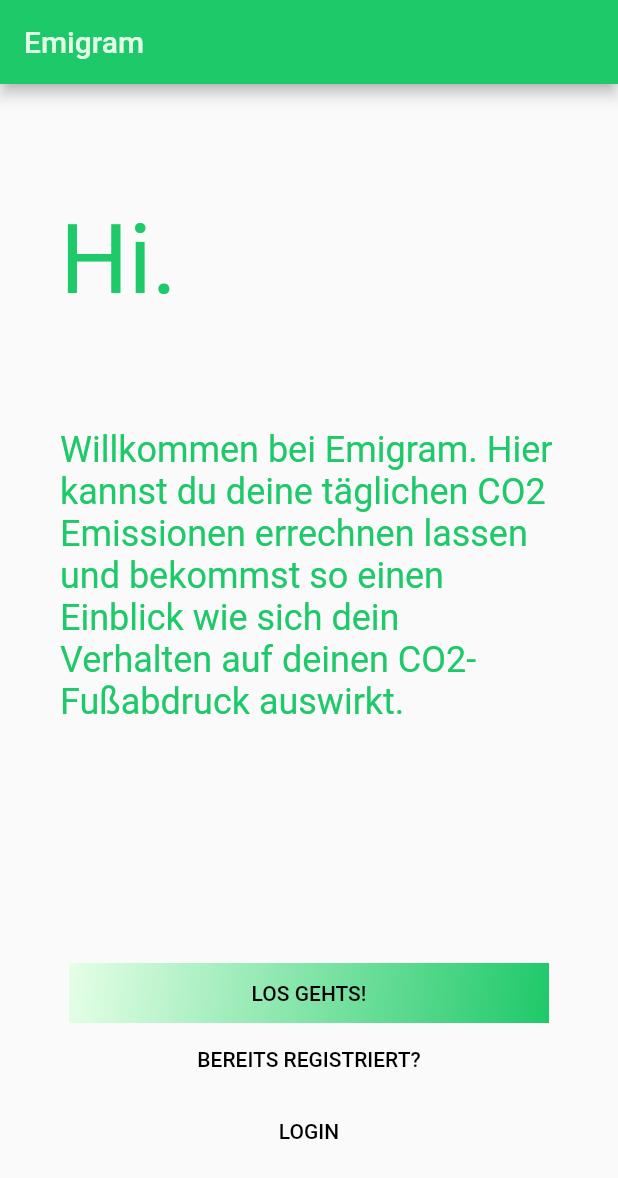
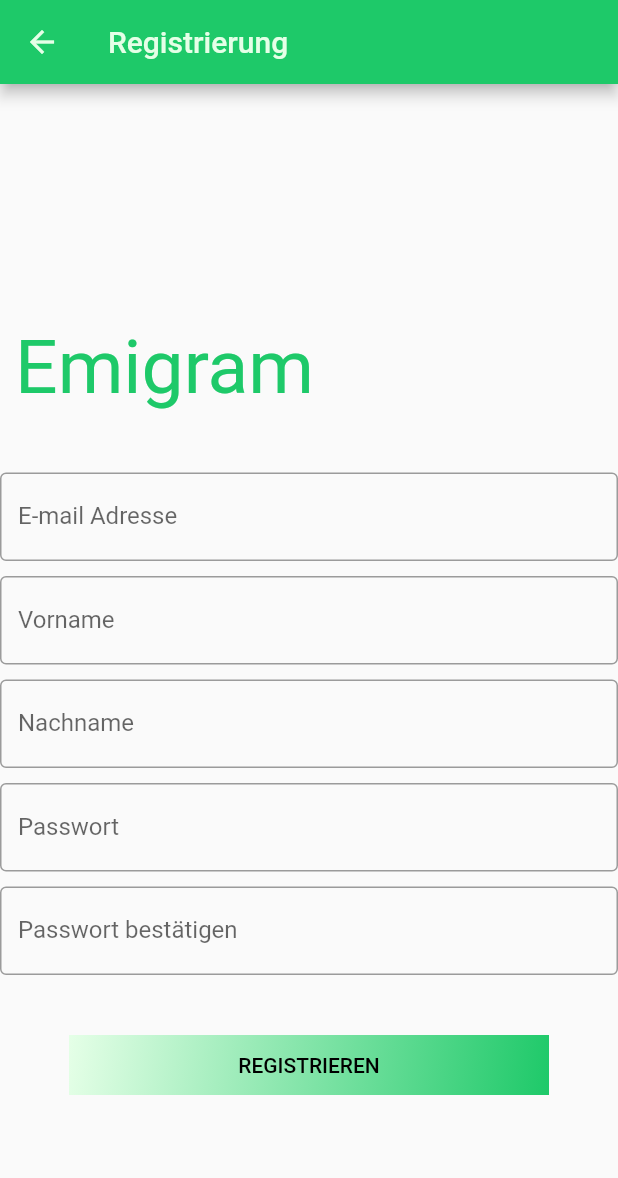
Before and after one commit to SaskiaSchreiber/emigram, a Flutter app: the screen it shows after launch, after a tap on "LOS GEHTS!", on a phone screen of 412 x 824 dp. Shown: the top 1178 px of the screen. Run offline on Flutter 3.47's test engine with Material 2 defaults, Android fonts, the phone set to English and light mode, and no system bars.

Commit message:
register screen added and connected to existing screens

```diff
--- /dev/null
+++ b/lib/register_screen.dart
@@ -0,0 +1,104 @@
+import 'package:flutter/material.dart';
+
+const primary = Color(0xFF1EC969);
+const accent = Color(0xFFE5FFE7);
+
+class RegisterScreen extends StatelessWidget{
+  const RegisterScreen({super.key});
+
+  @override
+  Widget build(BuildContext context){
+    return const Scaffold(
+        body:Home()
+    );
+  }
+}
+
+class _HomeState extends State<Home>{
+  @override
+  Widget build(BuildContext context){
+    return Scaffold(
+      appBar: AppBar(
+        title: const Text("Registrierung"),
+        automaticallyImplyLeading: true,
+      ),
+      body: content(),
+    );
+  }
+  Widget content() {
+    return Scaffold(
+              body: SafeArea(
+                child: Column(
+                    children: [
+                      Container(
+                          alignment: Alignment.centerLeft,
+                          padding: const EdgeInsets.fromLTRB(10, 160.0,0, 40.0),
+                          child: const Text('Emigram', style: TextStyle(color: primary,fontSize: 50))
+                      ),
+                      Column(
+                          children: const [
+                            TextField(
+                              obscureText: false,
+                              decoration: InputDecoration(
+                                border: OutlineInputBorder(),
+                                labelText: 'E-mail Adresse')
+                              ),
+                            SizedBox(height: 10),
+                            TextField(
+                                obscureText: false,
+                                decoration: InputDecoration(
+                                    border: OutlineInputBorder(),
+                                    labelText: 'Vorname')),
+                            SizedBox(height: 10),
+                            TextField(
+                                obscureText: false,
+                                decoration: InputDecoration(
+                                    border: OutlineInputBorder(),
+                                    labelText: 'Nachname')),
+                            SizedBox(height: 10),
+                            TextField(
+                                obscureText: true,
+                                decoration: InputDecoration(
+                                    border: OutlineInputBorder(),
+                                    labelText: 'Passwort')),
+                            SizedBox(height: 10),
+                            TextField(
+                                obscureText: true,
+                                decoration: InputDecoration(
+                                    border: OutlineInputBorder(),
+                                    labelText: 'Passwort bestätigen')),
+                          ]),
+                      const SizedBox(height: 40),
+                      Container(
+                          width: 320.0,
+                          height: 40.0,
+                          decoration: const BoxDecoration(
+                              gradient: LinearGradient(
+                                  begin: Alignment.topLeft,
+                                  end: Alignment.bottomRight,
+                                  colors:  <Color>[accent,primary]
+                              )
+                          ),
+                          child: TextButton(
+                            style: ButtonStyle(
+                              foregroundColor: MaterialStateProperty.all<Color>(Colors.black),
+                            ),
+                            onPressed: () {
+                              //Navigator.push(context, MaterialPageRoute(builder: (context)=> ));
+                            },
+                            child: const Text('REGISTRIEREN'),
+                          )
+                      ),
+                    ]
+                ),
+              ),
+          );
+  }
+}
+
+class Home extends StatefulWidget{
+  const Home({Key? key}) : super (key: key);
+
+  @override
+  State<Home> createState() => _HomeState();
+}
--- a/lib/welcome_screen.dart
+++ b/lib/welcome_screen.dart
@@ -1,6 +1,7 @@
 import 'dart:ui';
+import 'package:flutter/material.dart';
+import 'package:emigram/register_screen.dart';
 
-import 'package:flutter/material.dart';
 const primary = const Color(0xFF1EC969);
 const accent = const Color(0xFFE5FFE7);
 
@@ -51,9 +52,10 @@ class MyApp extends StatelessWidget {
                       child: TextButton(
                         style: ButtonStyle(
                           foregroundColor: MaterialStateProperty.all<Color>(Colors.black),
-                          //backgroundColor: MaterialStateProperty.all<Color>(primary)
                         ),
-                        onPressed: () { },
+                        onPressed: () {
+                          Navigator.push(context, MaterialPageRoute(builder: (context)=> RegisterScreen()));
+                        },
                         child: const Text('LOS GEHTS!'),
                       )
                   ),
```
Also changed, not shown: pubspec.lock.
